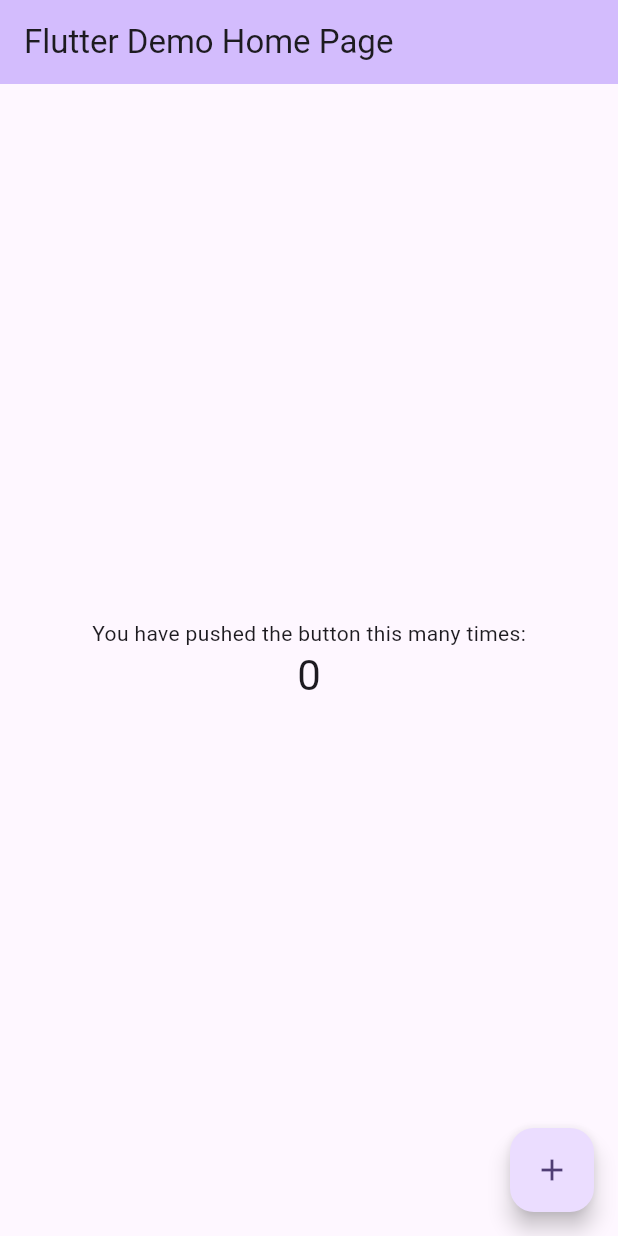
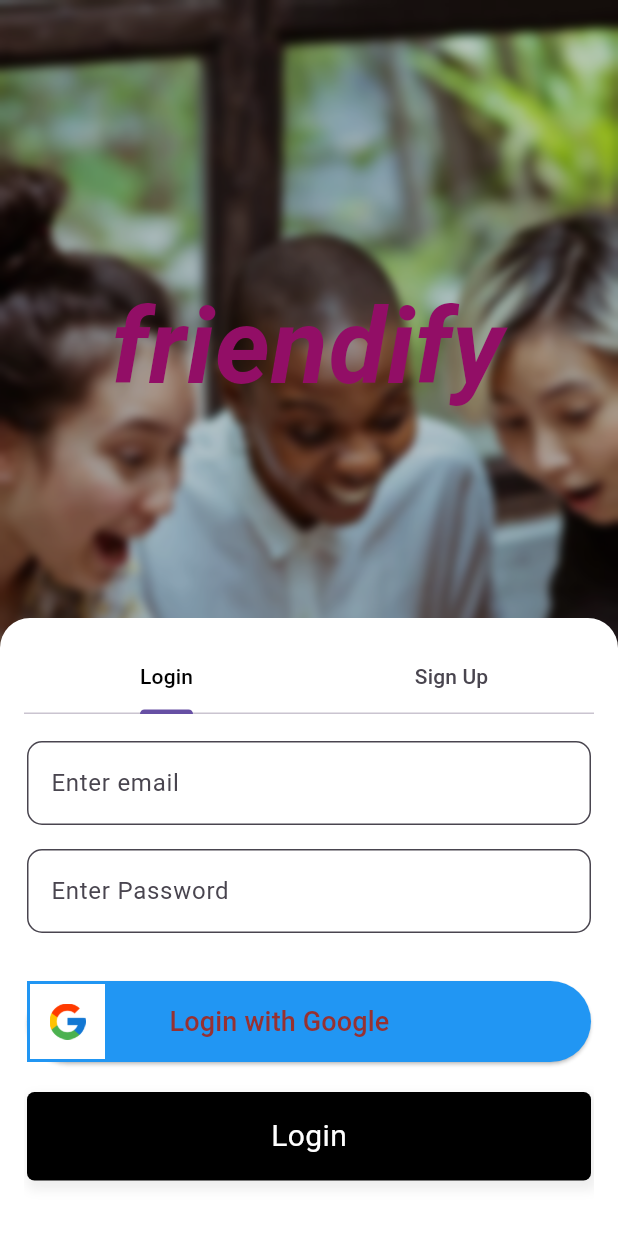
Before and after one commit to TatendaKim/Friendify, a Flutter app: the screen it shows after launch, on a phone screen of 412 x 824 dp. Run offline on Flutter 3.47's test engine with Material 3 defaults, Android fonts, the phone set to English and light mode, and no system bars; our stand-ins replace firebase_auth, firebase_core, google_sign_in, image_picker; accounts and stored records are empty.

Commit message:
Worked on Registration Screen & Template design for global user screen

```diff
--- a/friendify/lib/main.dart
+++ b/friendify/lib/main.dart
@@ -1,6 +1,12 @@
 import 'package:flutter/material.dart';
+import 'package:firebase_core/firebase_core.dart';
+import 'package:friendify/views/loginSIgnup.dart';
+import 'firebase_options.dart';
+Future<void> main() async{
 
-void main() {
+//   await Firebase.initializeApp(
+//   options: DefaultFirebaseOptions.currentPlatform,
+// );
   runApp(const MyApp());
 }
 
@@ -11,115 +17,9 @@
   @override
   Widget build(BuildContext context) {
     return MaterialApp(
-      title: 'Flutter Demo',
-      theme: ThemeData(
-        // This is the theme of your application.
-        //
-        // TRY THIS: Try running your application with "flutter run". You'll see
-        // the application has a purple toolbar. Then, without quitting the app,
-        // try changing the seedColor in the colorScheme below to Colors.green
-        // and then invoke "hot reload" (save your changes or press the "hot
-        // reload" button in a Flutter-supported IDE, or press "r" if you used
-        // the command line to start the app).
-        //
-        // Notice that the counter didn't reset back to zero; the application
-        // state is not lost during the reload. To reset the state, use hot
-        // restart instead.
-        //
-        // This works for code too, not just values: Most code changes can be
-        // tested with just a hot reload.
-        colorScheme: ColorScheme.fromSeed(seedColor: Colors.deepPurple),
-        useMaterial3: true,
-      ),
-      home: const MyHomePage(title: 'Flutter Demo Home Page'),
+      title: 'Friendily App',
+
+      home:  LoginSignupScreen(),
     );
   }
 }
-
-class MyHomePage extends StatefulWidget {
-  const MyHomePage({super.key, required this.title});
-
-  // This widget is the home page of your application. It is stateful, meaning
-  // that it has a State object (defined below) that contains fields that affect
-  // how it looks.
-
-  // This class is the configuration for the state. It holds the values (in this
-  // case the title) provided by the parent (in this case the App widget) and
-  // used by the build method of the State. Fields in a Widget subclass are
-  // always marked "final".
-
-  final String title;
-
-  @override
-  State<MyHomePage> createState() => _MyHomePageState();
-}
-
-class _MyHomePageState extends State<MyHomePage> {
-  int _counter = 0;
-
-  void _incrementCounter() {
-    setState(() {
-      // This call to setState tells the Flutter framework that something has
-      // changed in this State, which causes it to rerun the build method below
-      // so that the display can reflect the updated values. If we changed
-      // _counter without calling setState(), then the build method would not be
-      // called again, and so nothing would appear to happen.
-      _counter++;
-    });
-  }
-
-  @override
-  Widget build(BuildContext context) {
-    // This method is rerun every time setState is called, for instance as done
-    // by the _incrementCounter method above.
-    //
-    // The Flutter framework has been optimized to make rerunning build methods
-    // fast, so that you can just rebuild anything that needs updating rather
-    // than having to individually change instances of widgets.
-    return Scaffold(
-      appBar: AppBar(
-        // TRY THIS: Try changing the color here to a specific color (to
-        // Colors.amber, perhaps?) and trigger a hot reload to see the AppBar
-        // change color while the other colors stay the same.
-        backgroundColor: Theme.of(context).colorScheme.inversePrimary,
-        // Here we take the value from the MyHomePage object that was created by
-        // the App.build method, and use it to set our appbar title.
-        title: Text(widget.title),
-      ),
-      body: Center(
-        // Center is a layout widget. It takes a single child and positions it
-        // in the middle of the parent.
-        child: Column(
-          // Column is also a layout widget. It takes a list of children and
-          // arranges them vertically. By default, it sizes itself to fit its
-          // children horizontally, and tries to be as tall as its parent.
-          //
-          // Column has various properties to control how it sizes itself and
-          // how it positions its children. Here we use mainAxisAlignment to
-          // center the children vertically; the main axis here is the vertical
-          // axis because Columns are vertical (the cross axis would be
-          // horizontal).
-          //
-          // TRY THIS: Invoke "debug painting" (choose the "Toggle Debug Paint"
-          // action in the IDE, or press "p" in the console), to see the
-          // wireframe for each widget.
-          mainAxisAlignment: MainAxisAlignment.center,
-          children: <Widget>[
-            const Text(
-              'You have pushed the button this many times:',
-            ),
-            Text(
-              '$_counter',
-              style: Theme.of(context).textTheme.headlineMedium,
-            ),
-          ],
-        ),
-      ),
-      floatingActionButton: FloatingActionButton(
-        onPressed: _incrementCounter,
-        tooltip: 'Increment',
-        child: const Icon(Icons.add),
-      ), // This trailing comma makes auto-formatting nicer for build methods.
-    );
-  }
-}
--- /dev/null
+++ b/friendify/lib/views/loginSIgnup.dart
@@ -0,0 +1,596 @@
+import 'dart:io';
+import 'dart:ui';
+
+import 'package:firebase_auth/firebase_auth.dart';
+import 'package:flutter/material.dart';
+import 'package:friendify/main.dart';
+import 'package:google_sign_in/google_sign_in.dart';
+import 'package:image_picker/image_picker.dart';
+// Corrected import statement
+
+
+class LoginSignupScreen extends StatefulWidget {
+  @override
+  State<LoginSignupScreen> createState() => _LoginSignupScreenState();
+}
+
+class _LoginSignupScreenState extends State<LoginSignupScreen> {
+  File? _profileImage;
+  final TextEditingController _fullnameController = TextEditingController();
+  final TextEditingController _emailController = TextEditingController();
+  final TextEditingController _passwordController = TextEditingController();
+  final TextEditingController _confirmPasswordController =
+      TextEditingController();
+  final TextEditingController _signUpPasswordController =
+      TextEditingController();
+  final TextEditingController _signUpNameController = TextEditingController();
+  final TextEditingController _signUpEmailController = TextEditingController();
+
+  late GlobalKey<FormState> loginFormKey;
+  late GlobalKey<FormState> signupFormKey;
+
+  @override
+  void initState() {
+    super.initState();
+    loginFormKey = GlobalKey<FormState>();
+    signupFormKey = GlobalKey<FormState>();
+  }
+
+  // Function to register a user
+  Future<void> registerWithEmailAndPassword(
+      String emailAddress, String password) async {
+    try {
+      final credential =
+          await FirebaseAuth.instance.createUserWithEmailAndPassword(
+        email: emailAddress,
+        password: password,
+      );
+      // ignore: use_build_context_synchronously
+      // Navigator.push(
+      //   context,
+      //   MaterialPageRoute(
+      //     builder: (context) => MyHomePage(
+      //       title: 'Home',
+      //     ),
+      //   ),
+      // );
+
+      // You can handle success here if needed
+      print('User registered successfully: ${credential.user?.uid}');
+    } on FirebaseAuthException catch (e) {
+      if (e.code == 'weak-password') {
+        print('The password provided is too weak.');
+      } else if (e.code == 'email-already-in-use') {
+        print('The account already exists for that email.');
+      } else {
+        print('Error during registration: $e');
+      }
+    } catch (e) {
+      print('Unexpected error during registration: $e');
+    }
+  }
+
+  // Function to signup a user
+  Future<void> loginWithEmailAndPassword(
+      String emailAddress, String password) async {
+    try {
+      final credential = await FirebaseAuth.instance
+          .signInWithEmailAndPassword(email: emailAddress, password: password);
+
+      // ignore: use_build_context_synchronously
+      // Navigator.push(
+      //   context,
+      //   MaterialPageRoute(
+      //     builder: (context) => MyHomePage(
+      //       title: 'Home',
+      //     ),
+      //   ),
+      // );
+    } on FirebaseAuthException catch (e) {
+      if (e.code == 'user-not-found') {
+        print('No user found for that email.');
+      } else if (e.code == 'wrong-password') {
+        print('Wrong password provided for that user.');
+      }
+    }
+  }
+
+  @override
+  Widget build(BuildContext context) {
+    return DefaultTabController(
+      length: 2,
+      child: Scaffold(
+        body: Stack(
+          children: [
+            Container(
+              height: MediaQuery.of(context).size.height * 0.9,
+              decoration: const BoxDecoration(
+                image: DecorationImage(
+                  image: AssetImage('assets/friendly.jpeg'),
+                  fit: BoxFit.fitHeight,
+                ),
+              ),
+            ),
+            BackdropFilter(
+              filter: ImageFilter.blur(sigmaX: 3, sigmaY: 3),
+              child: Container(
+                color: Colors.black.withOpacity(0.2),
+              ),
+            ),
+
+            const SizedBox(height: 8),
+            // Bold Heading Text
+            Positioned(
+              top: MediaQuery.of(context).size.height * 0.21,
+              left: MediaQuery.of(context).size.width * 0.18,
+              child: const Column(
+                mainAxisAlignment: MainAxisAlignment.center,
+                children: [
+
+                  SizedBox(height: 8),
+                  // Bold Heading Text with Custom Color
+                  SizedBox(
+                    child: Center(
+                      child: Text(
+                        'friendify',
+                        style: TextStyle(
+                          fontFamily: 'Roboto', // Use Roboto instead of RobotoMono
+                          fontSize: 70,
+                          fontWeight: FontWeight.bold,
+                          color: Color.fromARGB(255, 146, 14, 102),
+                          fontStyle: FontStyle.italic, // Add this line for italic text
+                        ),
+                      ),
+                    ),
+                  ),
+                ],
+              ),
+            ),
+            Positioned(
+              bottom: 0,
+              left: 0,
+              right: 0,
+              child: Container(
+                height: MediaQuery.of(context).size.height * 0.5,
+                padding: const EdgeInsets.all(16.0),
+                decoration: const BoxDecoration(
+                  color: Colors.white,
+                  borderRadius: BorderRadius.only(
+                    topLeft: Radius.circular(20),
+                    topRight: Radius.circular(20),
+                  ),
+                ),
+                child: Column(
+                  mainAxisAlignment: MainAxisAlignment.center,
+                  children: [
+                    const TabBar(
+                      tabs: [
+                        Tab(
+                          text: 'Login',
+                        ),
+                        Tab(
+                          text: 'Sign Up',
+                        ),
+                      ],
+                      labelColor: Colors.black,
+                    ),
+                    const SizedBox(height: 16),
+                    Expanded(
+                      child: TabBarView(
+                        children: [
+                          LoginForm(),
+                          SingleChildScrollView(
+                            child: SignupForm(),
+                          ),
+                        ],
+                      ),
+                    ),
+                  ],
+                ),
+              ),
+            ),
+          ],
+        ),
+      ),
+    );
+  }
+
+   Widget _uploadPictureButton() {
+    return GestureDetector(
+      onTap: () async {
+        await _pickProfilePicture();
+
+      },
+      child: Container(
+        width: MediaQuery.of(context).size.width,
+        padding: const EdgeInsets.symmetric(vertical: 15),
+        alignment: Alignment.center,
+        decoration: BoxDecoration(
+          borderRadius: const BorderRadius.all(Radius.circular(5)),
+          boxShadow: <BoxShadow>[
+            BoxShadow(
+              color: Colors.grey.shade200,
+              offset: const Offset(2, 4),
+              blurRadius: 5,
+              spreadRadius: 2,
+            ),
+          ],
+          gradient: const LinearGradient(
+            begin: Alignment.centerLeft,
+            end: Alignment.centerRight,
+            colors: [
+              Color.fromARGB(255, 0, 0, 0),
+              Color.fromARGB(255, 0, 0, 0),
+            ],
+          ),
+        ),
+        child: const Text(
+          'Upload Photo',
+          style: TextStyle(fontSize: 20, color: Colors.white),
+        ),
+      ),
+    );
+  }
+
+  Widget _googleButton() {
+    return ElevatedButton(
+      onPressed: () {
+        signInWithGoogle();
+        print('Login with Google');
+      },
+      style: ElevatedButton.styleFrom(
+        backgroundColor: Colors.blue,
+        padding: EdgeInsets.zero,
+      ),
+      child: Row(
+        children: [
+          Container(
+            decoration: BoxDecoration(
+              border: Border.all(color: Colors.blue, width: 2),
+            ),
+            child: Stack(
+              alignment: Alignment.center,
+              children: [
+                Container(
+                  color: Colors.white,
+                  width: 50,
+                  height: 50,
+                ),
+                Image.asset(
+                  'assets/google_icon.png',
+                  width: 24,
+                  height: 24,
+                ),
+              ],
+            ),
+          ),
+          const SizedBox(width: 16),
+          Expanded(
+            child: Align(
+              alignment: Alignment.centerLeft,
+              child: Container(
+                margin: const EdgeInsets.only(left: 25),
+                child: const Text(
+                  'Login with Google',
+                  style: TextStyle(
+                    color: Color.fromARGB(255, 151, 49, 49),
+                    fontSize: 18,
+                  ),
+                ),
+              ),
+            ),
+          ),
+        ],
+      ),
+    );
+  }
+
+  signInWithGoogle() async {
+    GoogleSignInAccount? googleUser = await GoogleSignIn().signIn();
+    GoogleSignInAuthentication? googleAuth = await googleUser?.authentication;
+
+    AuthCredential credential = GoogleAuthProvider.credential(
+      accessToken: googleAuth?.accessToken,
+      idToken: googleAuth?.idToken,
+    );
+
+    UserCredential userCredential =
+        await FirebaseAuth.instance.signInWithCredential(credential);
+
+    // ignore: use_build_context_synchronously
+    // Navigator.push(
+    //   context,
+    //   MaterialPageRoute(
+    //     builder: (context) => MyHomePage(
+    //       title: 'Home',
+    //     ),
+    //   ),
+    // );
+
+    print(userCredential.user?.displayName);
+  }
+
+  Widget _submitButton() {
+    return GestureDetector(
+      onTap: () async {
+        loginWithEmailAndPassword(
+            _emailController.text, _passwordController.text);
+      },
+      child: Container(
+        width: MediaQuery.of(context).size.width,
+        padding: const EdgeInsets.symmetric(vertical: 15),
+        alignment: Alignment.center,
+        decoration: BoxDecoration(
+          borderRadius: const BorderRadius.all(Radius.circular(5)),
+          boxShadow: <BoxShadow>[
+            BoxShadow(
+              color: Colors.grey.shade200,
+              offset: const Offset(2, 4),
+              blurRadius: 5,
+              spreadRadius: 2,
+            ),
+          ],
+          gradient: const LinearGradient(
+            begin: Alignment.centerLeft,
+            end: Alignment.centerRight,
+            colors: [
+              Color.fromARGB(255, 0, 0, 0),
+              Color.fromARGB(255, 0, 0, 0),
+            ],
+          ),
+        ),
+        child: const Text(
+          'Login',
+          style: TextStyle(fontSize: 20, color: Colors.white),
+        ),
+      ),
+    );
+  }
+
+  Widget _signUpSubmitButton() {
+    return GestureDetector(
+      onTap: () async {
+        await registerWithEmailAndPassword(
+            _signUpEmailController.text, _signUpPasswordController.text);
+
+        // After successful registration, navigate to the home page
+        // ignore: use_build_context_synchronously
+        // Navigator.push(
+        //   context,
+        //   MaterialPageRoute(
+        //     builder: (context) => MyHomePage(
+        //       title: 'Home',
+        //     ),
+        //   ),
+        // );
+      },
+      child: Container(
+        width: MediaQuery.of(context).size.width,
+        padding: const EdgeInsets.symmetric(vertical: 15),
+        alignment: Alignment.center,
+        decoration: BoxDecoration(
+          borderRadius: const BorderRadius.all(Radius.circular(5)),
+          boxShadow: <BoxShadow>[
+            BoxShadow(
+              color: Colors.grey.shade200,
+              offset: const Offset(2, 4),
+              blurRadius: 5,
+              spreadRadius: 2,
+            ),
+          ],
+          gradient: const LinearGradient(
+            begin: Alignment.centerLeft,
+            end: Alignment.centerRight,
+            colors: [
+              Color.fromARGB(255, 0, 0, 0),
+              Color.fromARGB(255, 0, 0, 0),
+            ],
+          ),
+        ),
+        child: const Text(
+          'Sign Up',
+          style: TextStyle(fontSize: 20, color: Colors.white),
+        ),
+      ),
+    );
+  }
+
+  Widget LoginForm() {
+    return SingleChildScrollView(
+      padding: const EdgeInsets.all(2.0),
+      child: Form(
+        key: loginFormKey,
+        child: Column(
+          children: [
+            Container(
+              child: TextFormField(
+                controller: _emailController,
+                decoration: InputDecoration(
+                  hintText: 'Enter email',
+                  border: OutlineInputBorder(
+                    borderRadius: BorderRadius.circular(10),
+                  ),
+                  filled: true,
+                  fillColor: Color.fromARGB(255, 255, 255, 255),
+                ),
+                validator: (value) {
+                  if (value?.isEmpty ?? true) {
+                    return 'Please enter your email';
+                  } else if (!RegExp(r'^[\w-]+@([\w-]+\.)+[\w-]+$')
+                      .hasMatch(value!)) {
+                    return 'Please enter a valid email address';
+                  }
+                  return null;
+                },
+              ),
+            ),
+            const SizedBox(height: 16),
+            TextFormField(
+              controller: _passwordController,
+              decoration: InputDecoration(
+                hintText: 'Enter Password',
+                border: OutlineInputBorder(
+                  borderRadius: BorderRadius.circular(10),
+                ),
+                filled: true,
+                fillColor: Color.fromARGB(255, 255, 255, 255),
+              ),
+              validator: (value) {
+                if (value?.isEmpty ?? true) {
+                  return 'Please enter your password';
+                } else if (!RegExp(r'^[\w-]+@([\w-]+\.)+[\w-]+$')
+                    .hasMatch(value!)) {
+                  return 'Please enter a valid password address';
+                }
+                return null;
+              },
+            ),
+            const SizedBox(height: 16),
+            // GestureDetector(
+            //   onTap: () {
+            //     Navigator.push(
+            //       context,
+            //       MaterialPageRoute(builder: (context) => ForgotPasswordView()),
+            //     );
+
+            //     print(
+            //         'Forgot Password?');
+            //   },
+            //   child: const Text(
+            //     'Forgot Password?',
+            //     style: TextStyle(
+            //       color: Colors.blue,
+            //       decoration: TextDecoration.underline,
+            //     ),
+            //   ),
+            // ),
+            const SizedBox(height: 16),
+            _googleButton(),
+            const SizedBox(height: 20),
+            _submitButton(),
+            const SizedBox(height: 32),
+          ],
+        ),
+      ),
+    );
+  }
+
+  Widget SignupForm() {
+    return Padding(
+      padding: const EdgeInsets.all(2.0),
+      child: Form(
+        key: signupFormKey,
+        child: Column(
+          children: [
+            Container(
+
+              child: TextFormField(
+              controller: _signUpPasswordController,
+              decoration: InputDecoration(
+                hintText: 'Enter Full Name',
+                border: OutlineInputBorder(
+                  borderRadius: BorderRadius.circular(10),
+                ),
+                filled: true,
+                fillColor: Color.fromARGB(255, 255, 255, 255),
+              ),
+              validator: (value) {
+                if (value?.isEmpty ?? true) {
+                  return 'Please enter your full name';
+                }
+                return null;
+              },
+            ),
+             ),
+            const SizedBox(height: 16),
+
+
+              TextFormField(
+                controller: _signUpEmailController,
+                decoration: InputDecoration(
+                  hintText: 'Enter email',
+                  border: OutlineInputBorder(
+                    borderRadius: BorderRadius.circular(10),
+                  ),
+                  filled: true,
+                  fillColor: Color.fromARGB(255, 255, 255, 255),
+                ),
+                validator: (value) {
+                  if (value?.isEmpty ?? true) {
+                    return 'Please enter your email';
+                  } else if (!RegExp(r'^[\w-]+@([\w-]+\.)+[\w-]+$')
+                      .hasMatch(value!)) {
+                    return 'Please enter a valid email address';
+                  }
+                  return null;
+                },
+              ),
+
+
+
+            const SizedBox(height: 16),
+            TextFormField(
+              controller: _signUpPasswordController,
+              decoration: InputDecoration(
+                hintText: 'Enter Password',
+                border: OutlineInputBorder(
+                  borderRadius: BorderRadius.circular(10),
+                ),
+                filled: true,
+                fillColor: Color.fromARGB(255, 255, 255, 255),
+              ),
+              validator: (value) {
+                if (value?.isEmpty ?? true) {
+                  return 'Please enter your password';
+                }
+                return null;
+              },
+            ),
+            const SizedBox(height: 16),
+            TextFormField(
+              controller: _confirmPasswordController,
+              decoration: InputDecoration(
+                hintText: 'Confirm Password',
+                border: OutlineInputBorder(
+                  borderRadius: BorderRadius.circular(10),
+                ),
+                filled: true,
+                fillColor: Color.fromARGB(255, 255, 255, 255),
+              ),
+              validator: (value) {
+                if (value?.isEmpty ?? true) {
+                  return 'Please confirm your password';
+                } else if (value != _passwordController.text) {
+                  return 'Passwords do not match';
+                }
+                return null;
+              },
+            ),
+
+
+            const SizedBox(height: 16),
+            _uploadPictureButton(),
+            const SizedBox(height: 20),
+            _signUpSubmitButton(),
+            const SizedBox(height: 32),
+          ],
+        ),
+      ),
+    );
+  }
+  Future<void> _pickProfilePicture() async {
+    final pickedFile = await ImagePicker().pickImage(source: ImageSource.gallery);
+
+    if (pickedFile != null) {
+      setState(() {
+        _profileImage = File(pickedFile.path);
+      });
+    }
+}
+
+void main() {
+  runApp(MaterialApp(
+    home: LoginSignupScreen(),
+  ));
+}
+}
```
Also changed, not shown: friendify/pubspec.yaml (+8 -3 lines), friendify/assets/friendly.jpeg (added), friendify/assets/friendly2.jpg (added), friendify/assets/google_icon.png (added), friendify/lib/firebase_options.dart (added), friendify/pubspec.lock, 6 other files.
